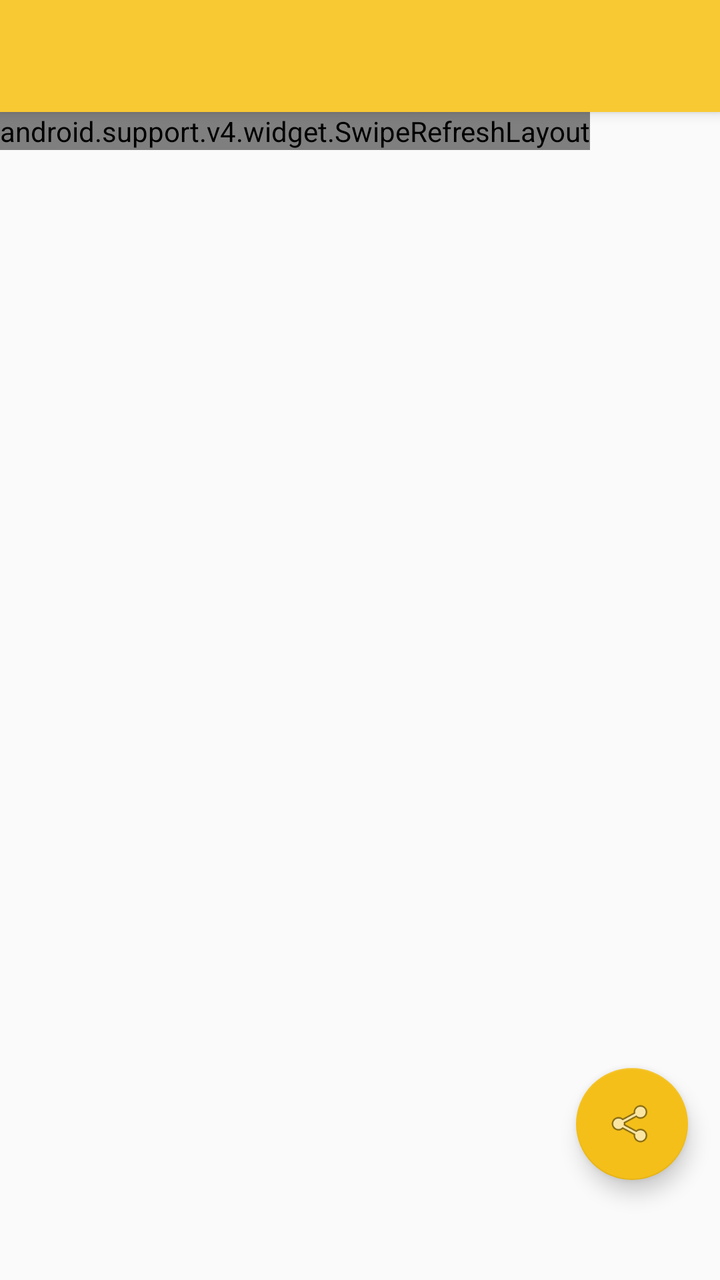
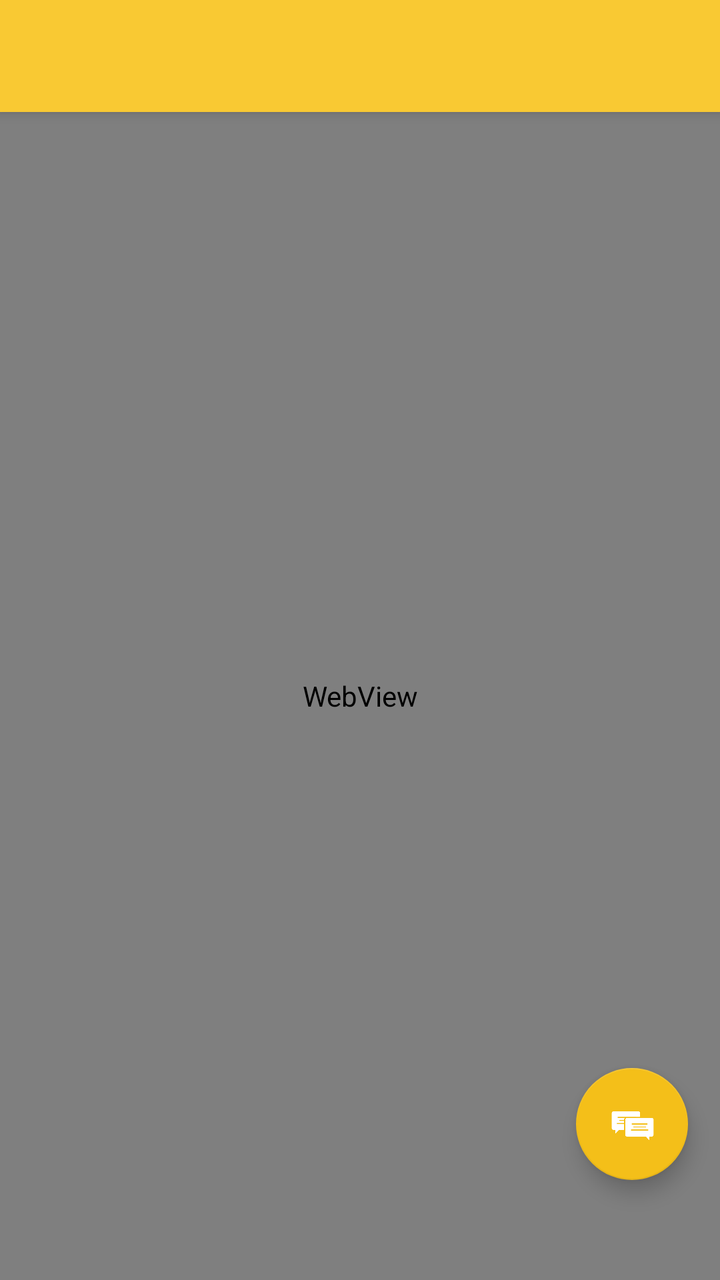

Screens rendered from an Android XML layout before and after an edit, with the pre-edit source and the edit as a unified diff.
<!-- AndroidManifest.xml: application theme AppTheme -->
<!-- res/layout/app_bar_main.xml -->
<?xml version="1.0" encoding="utf-8"?>
<android.support.design.widget.CoordinatorLayout xmlns:android="http://schemas.android.com/apk/res/android"
    xmlns:app="http://schemas.android.com/apk/res-auto"
    xmlns:tools="http://schemas.android.com/tools"
    android:layout_width="match_parent"
    android:layout_height="match_parent"
    tools:context=".MainActivity">

    <android.support.design.widget.AppBarLayout
        android:layout_width="match_parent"
        android:layout_height="wrap_content"
        android:theme="@style/AppTheme.AppBarOverlay">

        <android.support.v7.widget.Toolbar
            android:id="@+id/toolbar"
            android:layout_width="match_parent"
            android:layout_height="?attr/actionBarSize"
            android:background="?attr/colorPrimary"
            app:popupTheme="@style/AppTheme.PopupOverlay" />

    </android.support.design.widget.AppBarLayout>

    <include layout="@layout/content_main" />

    <android.support.design.widget.FloatingActionButton
        android:id="@+id/fab"
        android:layout_width="wrap_content"
        android:layout_height="wrap_content"
        android:layout_gravity="bottom|end"
        android:layout_marginBottom="@dimen/fab_margin_bottom"
        android:layout_marginRight="@dimen/fab_margin_right"
        app:srcCompat="@android:drawable/ic_menu_share" />

</android.support.design.widget.CoordinatorLayout>
<!-- res/layout/content_main.xml (included above) -->
<?xml version="1.0" encoding="utf-8"?>
<RelativeLayout xmlns:android="http://schemas.android.com/apk/res/android"
    xmlns:app="http://schemas.android.com/apk/res-auto"
    xmlns:tools="http://schemas.android.com/tools"
    android:layout_width="match_parent"
    android:layout_height="match_parent"
    xmlns:ads="http://schemas.android.com/apk/lib/com.google.ads"
    app:layout_behavior="@string/appbar_scrolling_view_behavior"
    tools:context=".MainActivity"
    tools:showIn="@layout/app_bar_main"
    android:id="@+id/urlContainer"
    android:orientation="vertical"

   >


    <LinearLayout
        android:layout_width="wrap_content"
        android:layout_height="wrap_content"
        android:orientation="vertical">
        <FrameLayout
            android:id="@+id/content_frame"
            android:layout_width="wrap_content"
            android:layout_height="wrap_content" />
    <ProgressBar

        android:id="@+id/progressBar"
        android:layout_width="match_parent"
        android:layout_height="wrap_content"
        android:progressDrawable="@drawable/progressbar_states"
        style="@style/Widget.AppCompat.ProgressBar.Horizontal"
        android:visibility="gone"
        tools:ignore="MissingConstraints" />
        <android.support.v4.widget.SwipeRefreshLayout
            android:id="@+id/swipeContainer"
            android:layout_width="wrap_content"
            android:layout_height="wrap_content"
            app:layout_behavior="@string/appbar_scrolling_view_behavior">

            <android.support.v4.widget.NestedScrollView
                android:layout_width="match_parent"
                android:layout_height="match_parent"
                android:id="@+id/nested">

                <WebView
                    android:layout_width="wrap_content"
                    android:layout_height="wrap_content"
                    android:id="@+id/mWebView">
                </WebView>

            </android.support.v4.widget.NestedScrollView>
        </android.support.v4.widget.SwipeRefreshLayout>
    </LinearLayout>

        <com.google.android.gms.ads.AdView xmlns:ads="http://schemas.android.com/apk/res-auto"
            android:id="@+id/adView"
            android:layout_width="wrap_content"
            android:layout_height="wrap_content"
            ads:adSize="BANNER"
            android:visibility="invisible"
            ads:adUnitId="ca-app-pub-3940256099942544/6300978111"
            android:layout_centerHorizontal="true"
            android:layout_alignParentBottom="true">
        </com.google.android.gms.ads.AdView>

</RelativeLayout>
<!-- resources referenced by this layout -->
<resources>
  <dimen name="fab_margin_bottom">50dp</dimen>
  <dimen name="fab_margin_right">16dp</dimen>
  <!-- drawable progressbar_states (drawable) -->
  <?xml version="1.0" encoding="utf-8"?>
  <layer-list
      xmlns:android1="http://schemas.android.com/apk/res/android"
      >
      <item android1:id="@android:id/background">
          <shape android1:shape="line">
              <stroke android1:width="2dp" android1:color="#bebebe"/>
          </shape>
      </item>
      <item android1:id="@android:id/progress">
          <clip android1:clipOrientation="horizontal" android1:gravity="left">
              <shape android1:shape="line">
                  <stroke android1:width="2dp" android1:color="#248e49"/>
              </shape>
          </clip>
      </item>
  </layer-list>
  <style name="AppTheme.AppBarOverlay" parent="ThemeOverlay.AppCompat.Dark.ActionBar" />
  <style name="AppTheme.PopupOverlay" parent="ThemeOverlay.AppCompat.Light" />
  <style name="AppTheme" parent="Theme.AppCompat.Light.DarkActionBar">
          
          <item name="colorPrimary">@color/colorPrimary</item>
          <item name="colorPrimaryDark">@color/colorPrimaryDark</item>
          <item name="colorAccent">@color/colorAccent</item>
      </style>
  <color name="colorPrimary">#F9C933</color>
  <color name="colorPrimaryDark">#F9C933</color>
  <color name="colorAccent">#F4BF19</color>
</resources>

<!-- the commit's change to res/layout/app_bar_main.xml (unified diff, before → after) -->
@@ -29,7 +29,8 @@
         android:layout_gravity="bottom|end"
         android:layout_marginBottom="@dimen/fab_margin_bottom"
         android:layout_marginRight="@dimen/fab_margin_right"
-        app:srcCompat="@android:drawable/ic_menu_share" />
+        android:tint="#fff"
+        app:srcCompat="@drawable/lo" />
 
 </android.support.design.widget.CoordinatorLayout>
 <!-- res/layout/content_main.xml (included above) -->
@@ -74,18 +75,19 @@
 
             <android.support.v4.widget.NestedScrollView
                 android:layout_width="match_parent"
-                android:layout_height="match_parent"
+                android:layout_height="200dp"
                 android:id="@+id/nested">
 
-                <WebView
-                    android:layout_width="wrap_content"
-                    android:layout_height="wrap_content"
-                    android:id="@+id/mWebView">
-                </WebView>
+
 
             </android.support.v4.widget.NestedScrollView>
         </android.support.v4.widget.SwipeRefreshLayout>
     </LinearLayout>
+    <WebView
+        android:layout_width="match_parent"
+        android:layout_height="match_parent"
+        android:id="@+id/mWebView">
+    </WebView>
 
         <com.google.android.gms.ads.AdView xmlns:ads="http://schemas.android.com/apk/res-auto"
             android:id="@+id/adView"
<!-- resource entries referenced after the edit -->
@@ -2,6 +2,7 @@
 <resources>
   <dimen name="fab_margin_bottom">50dp</dimen>
   <dimen name="fab_margin_right">16dp</dimen>
+  <!-- drawable lo: png bitmap (drawable, 2329 bytes) -->
   <!-- drawable progressbar_states (drawable) -->
   <?xml version="1.0" encoding="utf-8"?>
   <layer-list
